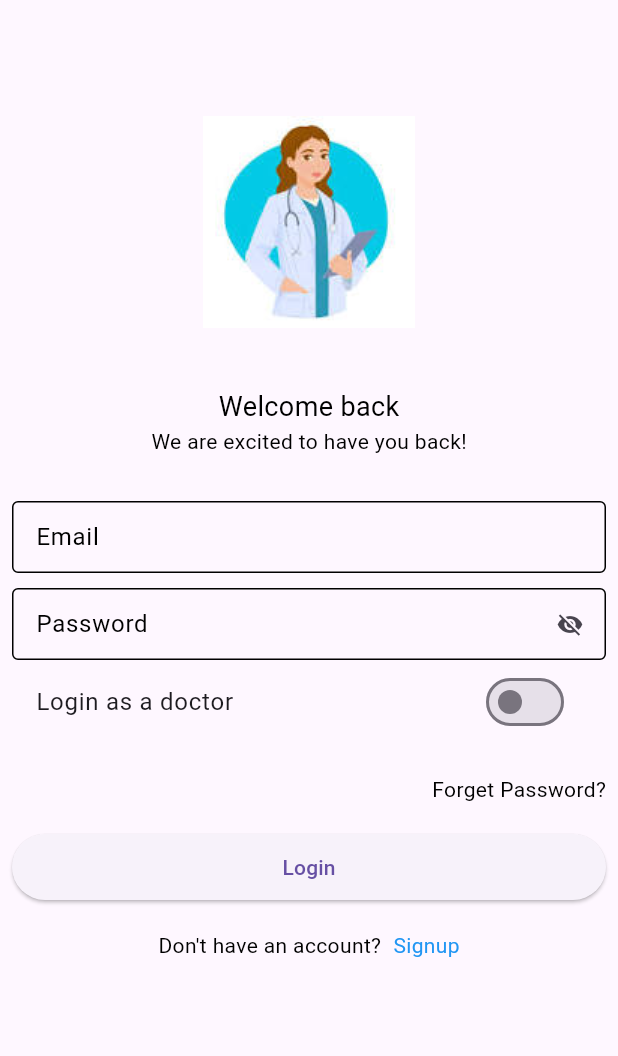
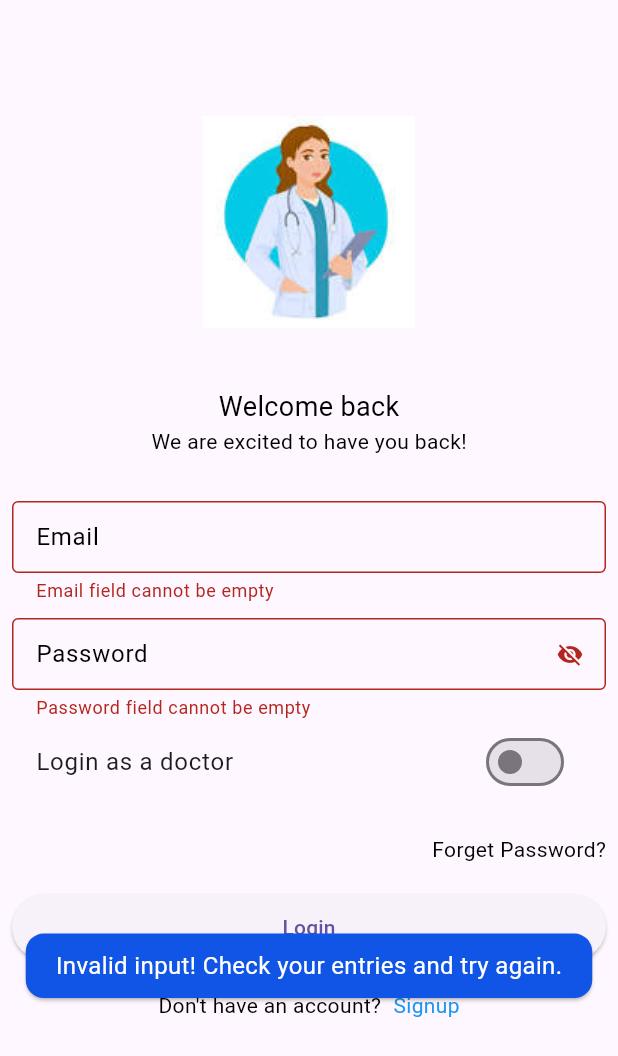
Before and after one commit to Abram-MrRight/DoctorsAppointment-App, a Flutter app: the LoginView screen opened directly, after a tap on "Login", on a phone screen of 412 x 824 dp. Shown: the top 1056 px of the screen. Run offline on Flutter 3.47's test engine with Material 3 defaults, Android fonts, the phone set to English and light mode, and no system bars; our stand-ins replace cloud_firestore, firebase_auth, firebase_core, flutter_svg, get and 4 more; missing offline and left inert: dart:ffi; accounts and stored records are empty; Roboto replaces fonts that are missing (Nunito-Light, Nunito_Bold).

```diff
--- a/lib/controllers/auth_controller.dart
+++ b/lib/controllers/auth_controller.dart
@@ -12,12 +12,12 @@ class AuthController extends GetxController{
   final fullNameController = TextEditingController();
   final emailController = TextEditingController();
   final passwordController= TextEditingController();
-  //final confirmPassword = TextEditingController();
+  final confirmPassword = TextEditingController();
 
   //as a doctor
   final aboutController = TextEditingController();
   final addressController = TextEditingController();
-  final categoryController = TextEditingController();
+  String categoryController = '';
   final ratingController = TextEditingController();
   final serviceController = TextEditingController();
   final phoneController = TextEditingController();
@@ -47,7 +47,7 @@ class AuthController extends GetxController{
   signupUser() async{
   userCredential = await FirebaseAuth.instance.createUserWithEmailAndPassword(email: emailController.text, password: passwordController.text);
 
-  await storeUserData(userCredential!.user!.uid, fulnameController.text, emailController.text);
+  await storeUserData(userCredential!.user!.uid, fullNameController.text, emailController.text);
 }
 
 storeUserData(String uid, String fullname, String email) async{
--- a/lib/res/components/custom_textfield.dart
+++ b/lib/res/components/custom_textfield.dart
@@ -1,14 +1,13 @@
-import 'package:doctors_appt/consts/colors.dart';
 import 'package:doctors_appt/consts/consts.dart';
-import 'package:flutter/cupertino.dart';
-import 'package:flutter/material.dart';
 
 class CustomTextField extends StatefulWidget {
   final TextEditingController? textController;
   final String hint;
   final Color textColor;
   final Color borderColor;
-  const CustomTextField({super.key, this.textController, required this.hint,  this.textColor = Colors.black,  this.borderColor = Colors.black});
+  // final GlobalKey<FormState>? formKey;
+  final TextEditingController? refTextController;
+  const CustomTextField({super.key, this.textController, required this.hint,  this.textColor = Colors.black,  this.borderColor = Colors.black, this.refTextController});
 
   @override
   State<CustomTextField> createState() => _CustomTextFieldState();
@@ -16,13 +15,32 @@ class CustomTextField extends StatefulWidget {
 
 class _CustomTextFieldState extends State<CustomTextField> {
   bool _obscurePassword = true;
+  late FocusNode _focusNode;
+
+  @override
+  void initState() {
+    super.initState();
+    _focusNode = FocusNode();
+  }
+
+  @override
+  void dispose() {
+    _focusNode.dispose();
+    super.dispose();
+  }
 
   @override
   Widget build(BuildContext context) {
     return TextFormField(
       controller: widget.textController,
+      focusNode: _focusNode,
       cursorColor: AppColors.blueColor,
-      obscureText: widget.hint == AppStrings.password ? _obscurePassword : false,
+      keyboardType: widget.hint == "Phone Number" ? TextInputType.phone :
+      widget.hint == "Rating" ? const TextInputType.numberWithOptions(
+        signed: false,
+        decimal: false
+      ) : null,
+      obscureText: widget.hint == AppStrings.password || widget.hint == "Confirm Password" ? _obscurePassword : false,
       autovalidateMode: AutovalidateMode.onUserInteraction,
       validator: (value) {
         if (widget.hint == AppStrings.email) {
@@ -32,7 +50,7 @@ class _CustomTextFieldState extends State<CustomTextField> {
             return "Invalid email format";
           }
         }
-        else if (widget.hint == AppStrings.password) {
+        if (widget.hint == AppStrings.password || widget.hint == "Confirm Password") {
           if (value!.isEmpty) {
             return "Password field cannot be empty";
           }
@@ -40,9 +58,18 @@ class _CustomTextFieldState extends State<CustomTextField> {
             return "Passwords must be at least 6 characters";
           }
         }
+        if (widget.hint == "Confirm Password") {
+          if (value != widget.refTextController!.text) {
+            return "Passwords do not match";
+          }
+        }
         return null;
       },
-      decoration:  InputDecoration(
+      onEditingComplete: () {
+        // switch to next form field
+        _focusNode.nextFocus();
+      },
+      decoration: InputDecoration(
         isDense: true,
         focusedBorder: OutlineInputBorder(
           borderSide: BorderSide(
@@ -55,7 +82,7 @@ class _CustomTextFieldState extends State<CustomTextField> {
         hintStyle: TextStyle(
           color: widget.textColor,
         ),
-        suffixIcon: widget.hint == AppStrings.password ? IconButton(
+        suffixIcon: widget.hint == AppStrings.password || widget.hint == "Confirm Password" ? IconButton(
           icon: Icon(
             _obscurePassword ? Icons.visibility_off : Icons.visibility,
           ),
--- a/lib/views/login_view/login_view.dart
+++ b/lib/views/login_view/login_view.dart
@@ -1,20 +1,15 @@
 import 'package:doctors_appt/consts/consts.dart';
-import 'package:doctors_appt/consts/images.dart';
-import 'package:doctors_appt/consts/strings.dart';
 import 'package:doctors_appt/controllers/auth_controller.dart';
 import 'package:doctors_appt/res/components/custom_button.dart';
 import 'package:doctors_appt/res/components/custom_textfield.dart';
 import 'package:doctors_appt/views/home_view/home.dart';
-import 'package:flutter/cupertino.dart';
-import 'package:flutter/material.dart';
-import 'package:velocity_x/velocity_x.dart';
 import 'package:get/get.dart';
 
 import '../appointment_view/appointment_view.dart';
 import '../signup_view/signup_view.dart';
 
 class LoginView extends StatefulWidget {
-  const LoginView({Key? key});
+  const LoginView({super.key});
 
   @override
   State<LoginView> createState() => _LoginViewState();
@@ -28,7 +23,7 @@ class _LoginViewState extends State<LoginView> {
   @override
   Widget build(BuildContext context) {
     var controller = Get.put(AuthController());
-
+    final _formKey = GlobalKey<FormState>();
 
     return Scaffold(
       body: Container(
@@ -42,8 +37,15 @@ class _LoginViewState extends State<LoginView> {
               width: 200,
             ),
             10.heightBox,
-            AppStyles.bold(title: AppStrings.welcomeBack, size: AppSizes.size18.toDouble(), textStyle: TextStyle(color: Colors.white)),
-            AppStyles.bold(title: AppStrings.weAreExcited, textStyle:TextStyle(color: Colors.white)),
+            AppStyles.bold(
+                title: AppStrings.welcomeBack,
+                size: AppSizes.size18.toDouble(),
+                textStyle: const TextStyle(color: Colors.white)
+            ),
+            AppStyles.bold(
+                title: AppStrings.weAreExcited,
+                textStyle: const TextStyle(color: Colors.white)
+            ),
 
             //AppStrings.welcomeBack.text.make(),
             // AppStrings.weAreExcited.text.make(),
@@ -51,13 +53,19 @@ class _LoginViewState extends State<LoginView> {
 
             Expanded(
               child:Form(
+                key: _formKey,
                 child: SingleChildScrollView(
                   child: Column(
                     children: [
-                      CustomTextField(hint: AppStrings.email, textController: controller.emailController,),
+                      CustomTextField(
+                        hint: AppStrings.email,
+                        textController: controller.emailController
+                      ),
                       10.heightBox,
-                      CustomTextField(hint: AppStrings.password, textController: controller.passwordController,),
-
+                      CustomTextField(
+                        hint: AppStrings.password,
+                        textController: controller.passwordController
+                      ),
                       //switch button for doctor option
                       SwitchListTile(value: isDoctor, onChanged: (newValue){
                         setState(() {
@@ -75,8 +83,17 @@ class _LoginViewState extends State<LoginView> {
                       20.heightBox,
                       CustomButton(
                         buttonText: AppStrings.login,
-
-                          onTap: () async{
+                        onTap: () async {
+                          if (!_formKey.currentState!.validate()) {
+                              VxToast.show(
+                                  context,
+                                  msg: "Invalid input! Check your entries and try again.",
+                                  bgColor: const Color(0xFF1055E5),
+                                  textColor: Colors.white,
+                                  textSize: 16
+                              );
+                          }
+                          else {
                             await controller.loginUser();
                             if(controller.userCredential != null){
                               if(isDoctor){
@@ -87,7 +104,9 @@ class _LoginViewState extends State<LoginView> {
                                 Get.to(() => const Home());
                               }
                             }
-                      }),
+                          }
+                        }
+                      ),
                       20.heightBox,
                       Row(
                         mainAxisAlignment: MainAxisAlignment.center,
```
Also changed, not shown: lib/views/signup_view/signup_view.dart (+97 -33 lines). Lines whose indentation alone changed are shown as unchanged.
